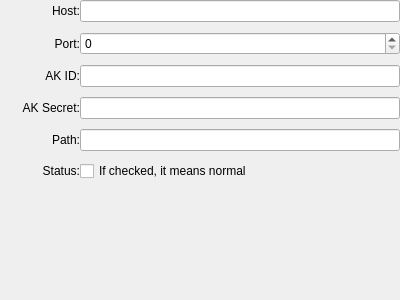
Qt form addon/OSS/OSSFormGeneral.ui (fengzhu2007/anycode) before a commit.
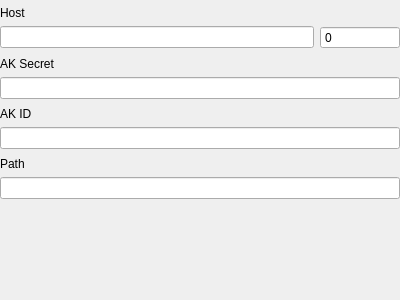
The same form after that commit.

```diff
--- a/addon/OSS/OSSFormGeneral.ui
+++ b/addon/OSS/OSSFormGeneral.ui
@@ -15,13 +15,13 @@
   </property>
   <layout class="QVBoxLayout" name="verticalLayout">
    <property name="spacing">
-    <number>0</number>
+    <number>6</number>
    </property>
    <property name="leftMargin">
     <number>0</number>
    </property>
    <property name="topMargin">
-    <number>0</number>
+    <number>6</number>
    </property>
    <property name="rightMargin">
     <number>0</number>
@@ -30,74 +30,36 @@
     <number>0</number>
    </property>
    <item>
-    <layout class="QFormLayout" name="formLayout">
-     <property name="labelAlignment">
-      <set>Qt::AlignRight|Qt::AlignTrailing|Qt::AlignVCenter</set>
+    <widget class="QLabel" name="label">
+     <property name="minimumSize">
+      <size>
+       <width>80</width>
+       <height>0</height>
+      </size>
      </property>
-     <property name="verticalSpacing">
-      <number>10</number>
+     <property name="baseSize">
+      <size>
+       <width>0</width>
+       <height>0</height>
+      </size>
      </property>
-     <item row="0" column="0">
-      <widget class="QLabel" name="label">
-       <property name="minimumSize">
-        <size>
-         <width>80</width>
-         <height>0</height>
-        </size>
-       </property>
-       <property name="baseSize">
-        <size>
-         <width>0</width>
-         <height>0</height>
-        </size>
-       </property>
-       <property name="text">
-        <string>Host:</string>
-       </property>
-       <property name="alignment">
-        <set>Qt::AlignRight|Qt::AlignTrailing|Qt::AlignVCenter</set>
-       </property>
-      </widget>
+     <property name="text">
+      <string>Host</string>
+     </property>
+     <property name="alignment">
+      <set>Qt::AlignLeading|Qt::AlignLeft|Qt::AlignVCenter</set>
+     </property>
+    </widget>
+   </item>
+   <item>
+    <layout class="QHBoxLayout" name="horizontalLayout">
+     <item>
+      <widget class="QLineEdit" name="hostLineEdit"/>
      </item>
-     <item row="1" column="0">
-      <widget class="QLabel" name="label_2">
-       <property name="minimumSize">
-        <size>
-         <width>80</width>
-         <height>0</height>
-        </size>
-       </property>
-       <property name="text">
-        <string>Port:</string>
-       </property>
-       <property name="alignment">
-        <set>Qt::AlignRight|Qt::AlignTrailing|Qt::AlignVCenter</set>
-       </property>
-      </widget>
-     </item>
-     <item row="2" column="0">
-      <widget class="QLabel" name="label_3">
-       <property name="minimumSize">
-        <size>
-         <width>80</width>
-         <height>0</height>
-        </size>
-       </property>
-       <property name="toolTip">
-        <string>AccessKey ID</string>
-       </property>
-       <property name="text">
-        <string>AK ID:</string>
-       </property>
-       <property name="alignment">
-        <set>Qt::AlignRight|Qt::AlignTrailing|Qt::AlignVCenter</set>
-       </property>
-      </widget>
-     </item>
-     <item row="3" column="0">
-      <widget class="QLabel" name="label_4">
+     <item>
+      <widget class="QSpinBox" name="portSpinBox">
        <property name="sizePolicy">
-        <sizepolicy hsizetype="Preferred" vsizetype="Preferred">
+        <sizepolicy hsizetype="Fixed" vsizetype="Fixed">
          <horstretch>0</horstretch>
          <verstretch>0</verstretch>
         </sizepolicy>
@@ -108,77 +70,139 @@
          <height>0</height>
         </size>
        </property>
-       <property name="toolTip">
-        <string>AccessKey Secret</string>
-       </property>
-       <property name="text">
-        <string>AK Secret:</string>
-       </property>
-       <property name="alignment">
-        <set>Qt::AlignRight|Qt::AlignTrailing|Qt::AlignVCenter</set>
-       </property>
-      </widget>
-     </item>
-     <item row="4" column="0">
-      <widget class="QLabel" name="label_5">
-       <property name="minimumSize">
+       <property name="maximumSize">
         <size>
          <width>80</width>
-         <height>0</height>
+         <height>16777215</height>
         </size>
        </property>
-       <property name="text">
-        <string>Path:</string>
+       <property name="buttonSymbols">
+        <enum>QAbstractSpinBox::NoButtons</enum>
        </property>
-       <property name="alignment">
-        <set>Qt::AlignRight|Qt::AlignTrailing|Qt::AlignVCenter</set>
-       </property>
-      </widget>
-     </item>
-     <item row="5" column="0">
-      <widget class="QLabel" name="label_6">
-       <property name="minimumSize">
-        <size>
-         <width>80</width>
-         <height>0</height>
-        </size>
-       </property>
-       <property name="text">
-        <string>Status:</string>
-       </property>
-       <property name="alignment">
-        <set>Qt::AlignRight|Qt::AlignTrailing|Qt::AlignVCenter</set>
-       </property>
-      </widget>
-     </item>
-     <item row="0" column="1">
-      <widget class="QLineEdit" name="hostLineEdit"/>
-     </item>
-     <item row="1" column="1">
-      <widget class="QSpinBox" name="portSpinBox">
        <property name="maximum">
         <number>65535</number>
        </property>
       </widget>
      </item>
-     <item row="2" column="1">
-      <widget class="QLineEdit" name="usernameLineEdit"/>
-     </item>
-     <item row="3" column="1">
-      <widget class="QLineEdit" name="passwordLineEdit"/>
-     </item>
-     <item row="4" column="1">
-      <widget class="QLineEdit" name="pathLineEdit"/>
-     </item>
-     <item row="5" column="1">
-      <widget class="QCheckBox" name="statusCheckBox">
-       <property name="text">
-        <string>If checked, it means normal</string>
-       </property>
-      </widget>
-     </item>
     </layout>
    </item>
+   <item>
+    <spacer name="verticalSpacer_2">
+     <property name="orientation">
+      <enum>Qt::Vertical</enum>
+     </property>
+     <property name="sizeType">
+      <enum>QSizePolicy::Fixed</enum>
+     </property>
+     <property name="sizeHint" stdset="0">
+      <size>
+       <width>20</width>
+       <height>2</height>
+      </size>
+     </property>
+    </spacer>
+   </item>
+   <item>
+    <widget class="QLabel" name="label_4">
+     <property name="sizePolicy">
+      <sizepolicy hsizetype="Preferred" vsizetype="Preferred">
+       <horstretch>0</horstretch>
+       <verstretch>0</verstretch>
+      </sizepolicy>
+     </property>
+     <property name="minimumSize">
+      <size>
+       <width>80</width>
+       <height>0</height>
+      </size>
+     </property>
+     <property name="toolTip">
+      <string>AccessKey Secret</string>
+     </property>
+     <property name="text">
+      <string>AK Secret</string>
+     </property>
+     <property name="alignment">
+      <set>Qt::AlignLeading|Qt::AlignLeft|Qt::AlignVCenter</set>
+     </property>
+    </widget>
+   </item>
+   <item>
+    <widget class="QLineEdit" name="usernameLineEdit"/>
+   </item>
+   <item>
+    <spacer name="verticalSpacer_3">
+     <property name="orientation">
+      <enum>Qt::Vertical</enum>
+     </property>
+     <property name="sizeType">
+      <enum>QSizePolicy::Fixed</enum>
+     </property>
+     <property name="sizeHint" stdset="0">
+      <size>
+       <width>20</width>
+       <height>2</height>
+      </size>
+     </property>
+    </spacer>
+   </item>
+   <item>
+    <widget class="QLabel" name="label_3">
+     <property name="minimumSize">
+      <size>
+       <width>80</width>
+       <height>0</height>
+      </size>
+     </property>
+     <property name="toolTip">
+      <string>AccessKey ID</string>
+     </property>
+     <property name="text">
+      <string>AK ID</string>
+     </property>
+     <property name="alignment">
+      <set>Qt::AlignLeading|Qt::AlignLeft|Qt::AlignVCenter</set>
+     </property>
+    </widget>
+   </item>
+   <item>
+    <widget class="QLineEdit" name="passwordLineEdit"/>
+   </item>
+   <item>
+    <spacer name="verticalSpacer_4">
+     <property name="orientation">
+      <enum>Qt::Vertical</enum>
+     </property>
+     <property name="sizeType">
+      <enum>QSizePolicy::Fixed</enum>
+     </property>
+     <property name="sizeHint" stdset="0">
+      <size>
+       <width>20</width>
+       <height>2</height>
+      </size>
+     </property>
+    </spacer>
+   </item>
+   <item>
+    <widget class="QLabel" name="label_5">
+     <property name="minimumSize">
+      <size>
+       <width>80</width>
+       <height>0</height>
+      </size>
+     </property>
+     <property name="text">
+      <string>Path</string>
+     </property>
+     <property name="alignment">
+      <set>Qt::AlignLeading|Qt::AlignLeft|Qt::AlignVCenter</set>
+     </property>
+    </widget>
+   </item>
+   <item>
+    <widget class="QLineEdit" name="pathLineEdit"/>
+   </item>
    <item>
     <spacer name="verticalSpacer">
      <property name="orientation">
```
Left out of the diff: 2 changed lines with no effect on the pictures.
